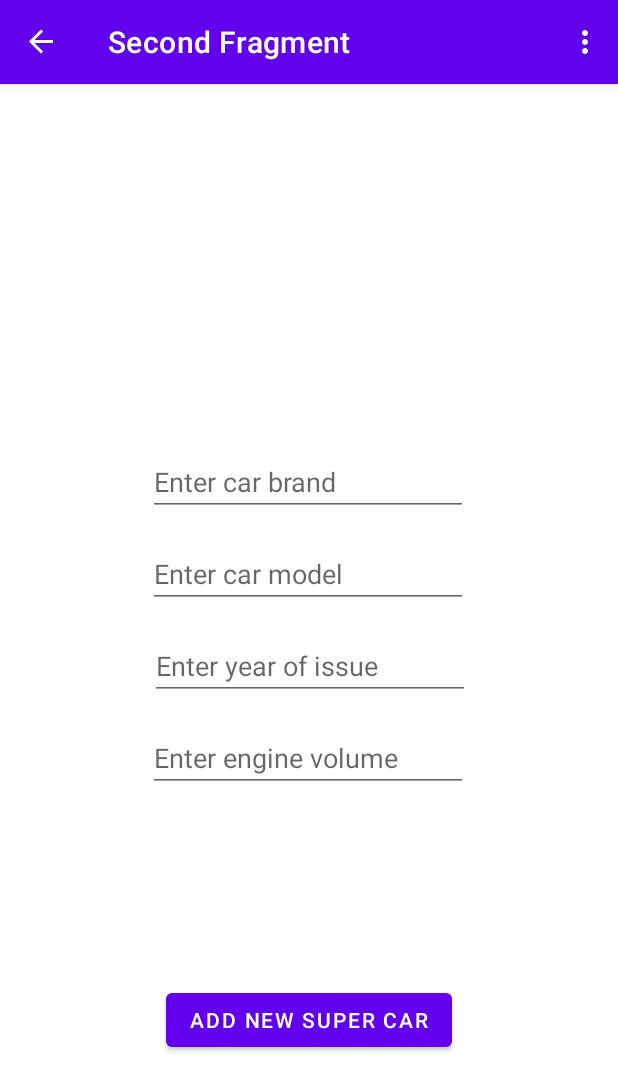
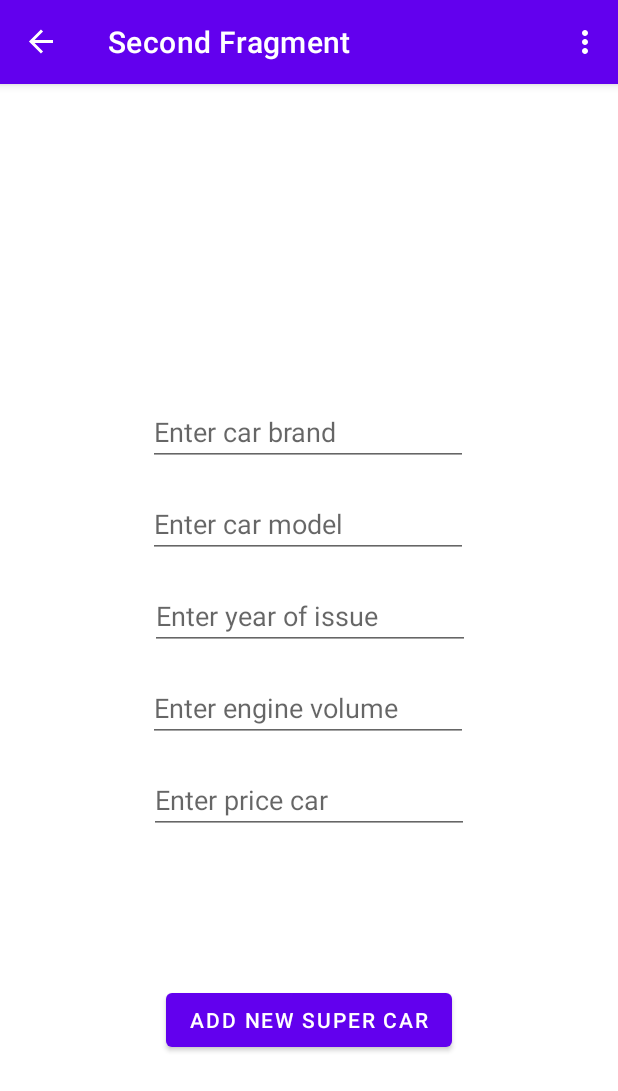
Before and after one commit to Delong90/SuperCar, an Android app: the SecondFragment screen opened through its navigation route, on a phone screen of 412 x 824 dp. Shown: the top 1091 px of the screen. Run offline under Robolectric (Android 15) with nearby library versions, the phone set to English and light mode, and no system bars; our stand-ins replace navigation-ui.

Commit message:
feat: реализовано добавление в список

```diff
--- a/app/src/main/java/com/example/supercars/MainViewModel.kt
+++ b/app/src/main/java/com/example/supercars/MainViewModel.kt
@@ -30,8 +30,8 @@ class MainViewModel : ViewModel() {
         brand = car.brand,
         model = car.model,
         year = car.year,
-        volume = car.volume
-
+        volume = car.volume,
+        price = car.price
     )
 
     private fun <T> Flow<T>.asLiveDataFlow() =
--- a/app/src/main/java/com/example/supercars/repository/room/Car.kt
+++ b/app/src/main/java/com/example/supercars/repository/room/Car.kt
@@ -9,5 +9,6 @@ data class Car(
     val brand:String,
     val model:String,
     val year: Int,
-    val volume:Double
+    val volume:Double,
+    val price: Int
 )
--- a/app/src/main/java/com/example/supercars/ui/main/SecondFragment.kt
+++ b/app/src/main/java/com/example/supercars/ui/main/SecondFragment.kt
@@ -49,11 +49,13 @@ class SecondFragment : Fragment() {
             val model = binding.carModel.text.toString().takeIf { it.isNotBlank() } ?: return
             val year = binding.carYear.text.toString().takeIf { it.isNotBlank() } ?: return
             val volume = binding.carVolume.text.toString().takeIf { it.isNotBlank() } ?: return
+            val price = binding.carPrice.text.toString().takeIf { it.isNotBlank() } ?: return
             val car = Car(
                 brand = brand,
                 model = model,
                 year = year.toInt(),
-                volume = volume.toDouble()
+                volume = volume.toDouble(),
+                price = price.toInt()
             )
             viewModel.save(car)
     }
--- a/app/src/main/java/com/example/supercars/ui/main/adapter/CarViewHolder.kt
+++ b/app/src/main/java/com/example/supercars/ui/main/adapter/CarViewHolder.kt
@@ -24,8 +24,9 @@ class CarViewHolder(
         views {
             carBrand.text = "Brand:${item.brand}"
             carModel.text = "Model:${item.model}"
-            carYearOfIssue.text = "Year:${item.year.toString()}"
-            carEngineVolume.text = "Engine volume:${item.volume.toString()}"
+            carYearOfIssue.text = "Year:${item.year}"
+            carEngineVolume.text = "Engine volume:${item.volume}"
+            carPrice.text = "Price:${item.price}$"
         }
     }
 
--- a/app/src/main/res/layout/fragment_second.xml
+++ b/app/src/main/res/layout/fragment_second.xml
@@ -60,12 +60,24 @@
         android:id="@+id/carVolume"
         android:layout_width="wrap_content"
         android:layout_height="wrap_content"
-        android:layout_marginBottom="128dp"
+        android:layout_marginBottom="16dp"
         android:ems="10"
         android:hint="Enter engine volume"
         android:inputType="numberDecimal"
-        app:layout_constraintBottom_toTopOf="@+id/button_newSuperCar"
+        app:layout_constraintBottom_toTopOf="@+id/carPrice"
         app:layout_constraintEnd_toEndOf="parent"
         app:layout_constraintHorizontal_bias="0.497"
         app:layout_constraintStart_toStartOf="parent" />
+
+    <EditText
+        android:id="@+id/carPrice"
+        android:layout_width="wrap_content"
+        android:layout_height="wrap_content"
+        android:layout_marginBottom="100dp"
+        android:ems="10"
+        android:hint="Enter price car"
+        android:inputType="numberSigned"
+        app:layout_constraintBottom_toTopOf="@+id/button_newSuperCar"
+        app:layout_constraintEnd_toEndOf="parent"
+        app:layout_constraintStart_toStartOf="parent" />
 </androidx.constraintlayout.widget.ConstraintLayout>
```
Also changed, not shown: app/src/main/res/layout/cars_list_item.xml (+7 -0 lines).
